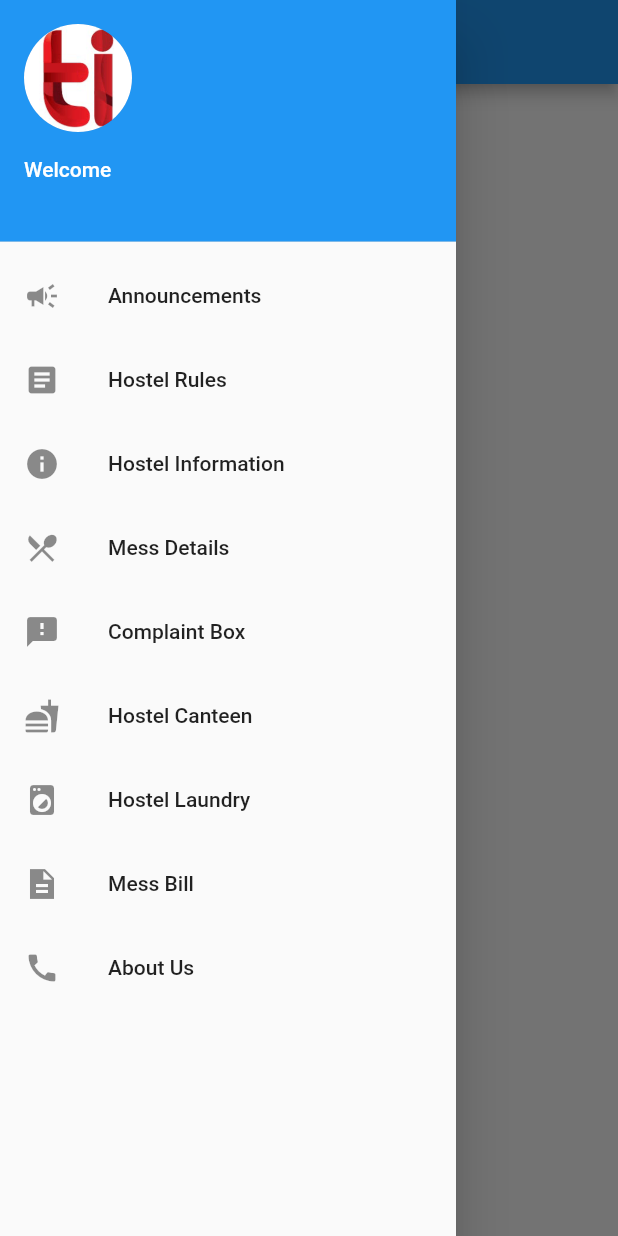
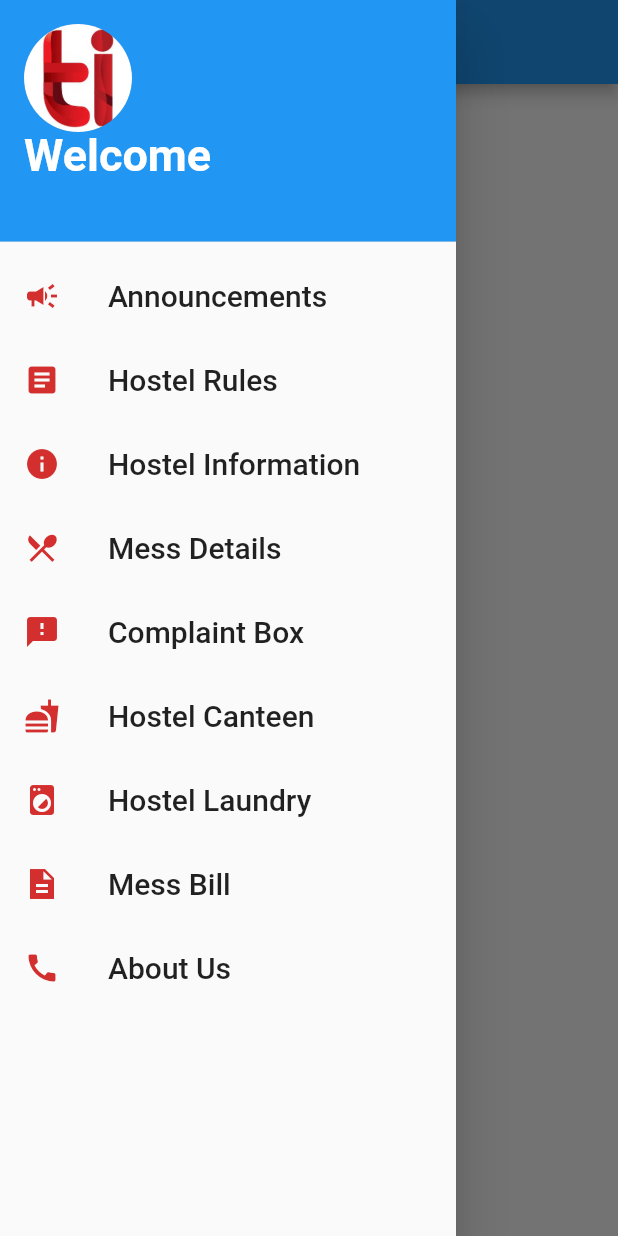
Before and after one commit to PROFESSORRQ/ARZI-PROGRESS, a Flutter app: the HomeScreen screen opened directly with empty values, with the side drawer open, on a phone screen of 412 x 824 dp. Run offline on Flutter 3.47's test engine with Material 2 defaults, Android fonts, the phone set to English and light mode, and no system bars; our stand-ins replace animated_text_kit, cloud_firestore, firebase_auth, firebase_core, hexcolor, qr_flutter; missing offline and left inert: flutter_barcode_scanner; accounts and stored records are empty.

Commit message:
added image

```diff
--- a/Market-Online-Arzi_App/lib/Screens/HomeScreen.dart
+++ b/Market-Online-Arzi_App/lib/Screens/HomeScreen.dart
@@ -80,23 +80,27 @@ class HomeScreenState extends State<HomeScreen> {
         title: Text("ARZI"),
       ),
       body: Center(
-        child: Text(
-          "Hey there!!",
-          style: new TextStyle(fontSize: 30.0, fontWeight: FontWeight.bold),
-        ),
+        child: Column(
+          mainAxisAlignment: MainAxisAlignment.center,
+          children: <Widget>[
+            CircleAvatar(
+              radius:90.0,
+              backgroundImage:AssetImage('assests/images/app_logo.PNG')
+            )
+          ],)
       ),
       drawer: new Drawer(
         child: ListView(children: <Widget>[
           new UserAccountsDrawerHeader(
-            accountName: Text("Welcome"),
+            accountName: Text("Welcome",style: TextStyle(fontSize: 30,fontWeight: FontWeight.bold),),
             accountEmail: Text(userName()),
             currentAccountPicture: new CircleAvatar(
               backgroundImage: AssetImage('assests/images/thapar_logo2.png'),
             ),
           ),
           new ListTile(
-            leading: Icon(Icons.campaign),
-            title: new Text('Announcements'),
+            leading: Icon(Icons.campaign,color: Colors.red.shade700,),
+            title: new Text('Announcements',style: TextStyle(fontSize: 20),),
             onTap: () {
               Navigator.of(context).pop();
               Navigator.push(
@@ -107,8 +111,8 @@ class HomeScreenState extends State<HomeScreen> {
             },
           ),
           new ListTile(
-            leading: Icon(Icons.article),
-            title: new Text('Hostel Rules'),
+            leading: Icon(Icons.article,color: Colors.red.shade700,),
+            title: new Text('Hostel Rules',style: TextStyle(fontSize: 20),),
             onTap: () {
               Navigator.of(context).pop();
               Navigator.push(
@@ -118,8 +122,8 @@ class HomeScreenState extends State<HomeScreen> {
             },
           ),
           new ListTile(
-            leading: Icon(Icons.info),
-            title: new Text('Hostel Information'),
+            leading: Icon(Icons.info,color: Colors.red.shade700,),
+            title: new Text('Hostel Information',style: TextStyle(fontSize: 20),),
             onTap: () {
               Navigator.of(context).pop();
               Navigator.push(
@@ -129,8 +133,8 @@ class HomeScreenState extends State<HomeScreen> {
             },
           ),
           new ListTile(
-            leading: Icon(Icons.local_dining),
-            title: new Text('Mess Details'),
+            leading: Icon(Icons.local_dining,color: Colors.red.shade700,),
+            title: new Text('Mess Details',style: TextStyle(fontSize: 20)),
             onTap: () {
               Navigator.of(context).pop();
               Navigator.push(
@@ -140,8 +144,8 @@ class HomeScreenState extends State<HomeScreen> {
             },
           ),
           new ListTile(
-            leading: Icon(Icons.feedback),
-            title: new Text('Complaint Box'),
+            leading: Icon(Icons.feedback,color: Colors.red.shade700,),
+            title: new Text('Complaint Box',style: TextStyle(fontSize: 20),),
             onTap: () {
               Navigator.of(context).pop();
               Navigator.push(
@@ -151,8 +155,8 @@ class HomeScreenState extends State<HomeScreen> {
             },
           ),
           new ListTile(
-            leading: Icon(Icons.fastfood),
-            title: new Text('Hostel Canteen'),
+            leading: Icon(Icons.fastfood,color: Colors.red.shade700,),
+            title: new Text('Hostel Canteen',style: TextStyle(fontSize: 20),),
             onTap: () {
               Navigator.of(context).pop();
               Navigator.push(
@@ -162,8 +166,8 @@ class HomeScreenState extends State<HomeScreen> {
             },
           ),
           new ListTile(
-            leading: Icon(Icons.local_laundry_service),
-            title: new Text('Hostel Laundry'),
+            leading: Icon(Icons.local_laundry_service,color: Colors.red.shade700,),
+            title: new Text('Hostel Laundry',style: TextStyle(fontSize: 20),),
             onTap: () {
               Navigator.of(context).pop();
               Navigator.push(
@@ -173,8 +177,8 @@ class HomeScreenState extends State<HomeScreen> {
             },
           ),
           new ListTile(
-            leading: Icon(Icons.description_sharp),
-            title: new Text('Mess Bill'),
+            leading: Icon(Icons.description_sharp,color: Colors.red.shade700,),
+            title: new Text('Mess Bill',style: TextStyle(fontSize: 20),),
             onTap: () {
               Navigator.of(context).pop();
               Navigator.push(
@@ -184,8 +188,8 @@ class HomeScreenState extends State<HomeScreen> {
             },
           ),
           new ListTile(
-            leading: Icon(Icons.call),
-            title: new Text('About Us'),
+            leading: Icon(Icons.call,color: Colors.red.shade700,),
+            title: new Text('About Us',style: TextStyle(fontSize: 20,),),
             onTap: () {
               Navigator.of(context).pop();
               Navigator.push(
```
